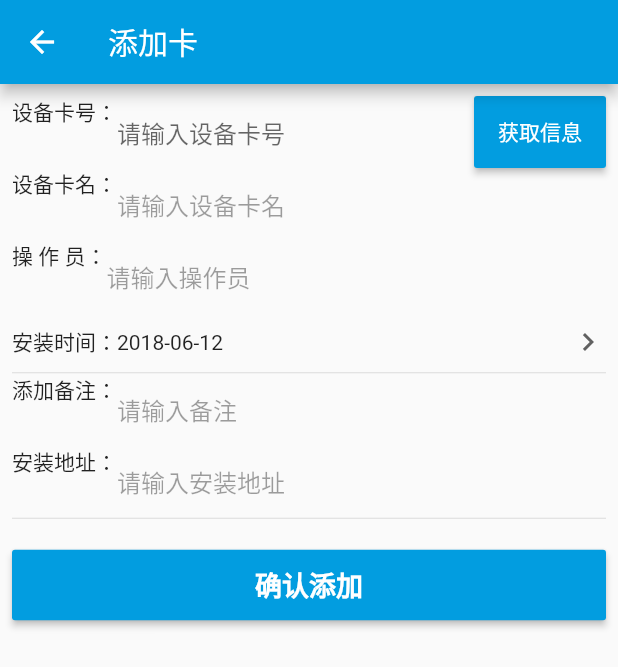
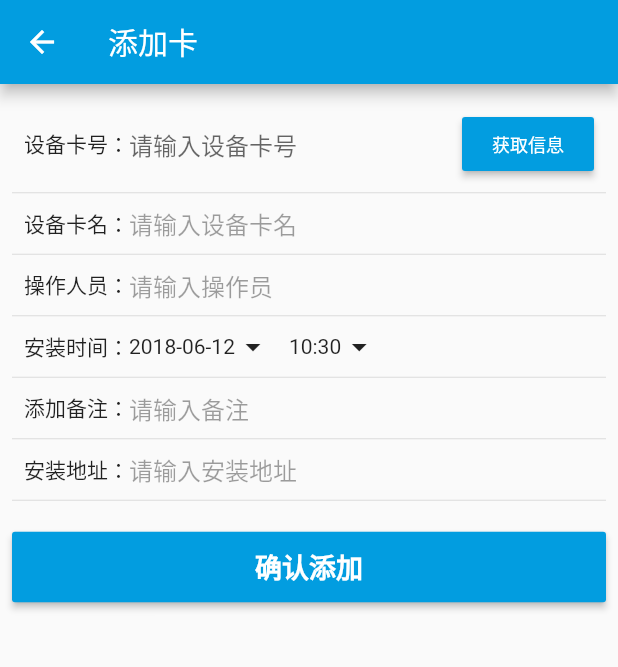
Before and after one commit to asmh1989/flutter_message, a Flutter app: the CardEdit screen opened directly, on a phone screen of 412 x 824 dp. Shown: the top 667 px of the screen. Run offline on Flutter 3.47's test engine with Material 2 defaults, Android fonts, the phone set to English and light mode, and no system bars; our stand-ins replace fluttertoast, shared_preferences, sqflite; accounts and stored records are empty.

Commit message:
卡号界面修改

```diff
--- a/lib/main.dart
+++ b/lib/main.dart
@@ -11,10 +11,10 @@ import 'utils/cache.dart';
 import 'utils/style.dart';
 import 'utils/db.dart';
 import 'utils/func.dart';
-import 'utils/network.dart';
+//import 'utils/network.dart';
 
 void main() {
-    NetWork.isDebug = true;
+//    NetWork.isDebug = true;
 
   runApp(new MyApp());
 }
--- a/lib/model/cardInfo.dart
+++ b/lib/model/cardInfo.dart
@@ -33,13 +33,17 @@ class CardInfo{
   }
 
   factory CardInfo.fromJson(Map<String, dynamic> json) {
+    int time = json['Insdt'] as int;
+    if(time == 0){
+      time = (new DateTime.now().millisecondsSinceEpoch ~/ 1000).toInt();
+    }
     return new CardInfo(
       no: json['No'] as String,
       sid: json['Sid'] as int,
       nnm: json['Nnm'] as String,
       addr: json['Addr'] as String,
       opnm: json['Opnm'] as String,
-      insdt: json['Insdt'] as int,
+      insdt: time,
       unm: json['Unm'] as String,
       re: json['Re'] as String,
       coord: json['Coord'] as Map<String, dynamic>
--- a/lib/pages/cardEdit.dart
+++ b/lib/pages/cardEdit.dart
@@ -49,7 +49,13 @@ class CardEditState extends State<CardEdit> {
       });
     }
 
-    return new TextFormField(
+    return new Container(
+        padding: EdgeInsets.all(8.0),
+        child:new Row(
+          mainAxisSize: MainAxisSize.max,
+          children: <Widget>[
+            Text(preText),
+            Expanded(child: new TextFormField(
               controller: controller2,
               keyboardType: type ?? TextInputType.text,
               onSaved: onSave,
@@ -57,12 +63,13 @@ class CardEditState extends State<CardEdit> {
               obscureText: obscureText ?? false,
               style: enable == false ? new TextStyle(color: Colors.grey) : null,
               enabled: enable,
-      decoration: new InputDecoration(
-          prefixIcon: new Text(preText),
-          hintText: hintText,
-          border: new UnderlineInputBorder(borderSide: BorderSide.none),
-          suffixIcon: btn),
-    );
+              decoration: new InputDecoration.collapsed(
+                  hintText: hintText),
+            ),),
+
+            btn?? Container()
+          ],
+        ));
   }
 
   Future<http.Response> _post([bool isGet = false, String no]) async {
@@ -210,12 +217,15 @@ class CardEditState extends State<CardEdit> {
                         child: const Text('获取信息',
                             style: const TextStyle(
                               inherit: false,
-                                fontSize: 14.0,
+                              fontSize: 12.0,
                               color: Colors.white,
                               textBaseline: TextBaseline.alphabetic,
                             )),
                         onPressed: this._getCardInfo,
                       )),
+                  new Divider(
+                    height: 1.0,
+                  ),
                   _getMenus(
                     preText: '设备卡名：',
                     hintText: '请输入设备卡名',
@@ -223,16 +233,25 @@ class CardEditState extends State<CardEdit> {
                     onSave: (String value) => _card.nnm = value,
                     enable: _enable,
                   ),
+                  new Divider(
+                    height: 1.0,
+                  ),
                   _getMenus(
-                  preText: '操 作 员：',
+                      preText: '操作人员：',
                       hintText: '请输入操作员',
                       initString: _card.opnm,
                       onSave: (String value) => _card.opnm = value,
                       enable: _enable),
+                  new Divider(
+                    height: 1.0,
+                  ),
+                  Padding(
+                    padding: const EdgeInsets.all(8.0),
+                    child: new Row(
+                      children: <Widget>[
+                        new Text('安装时间：'),
                         new InkWell(
-                onTap: !_enable
-                    ? null
-                    : () {
+                            onTap: !_enable ? null : () {
                               DateTime time = new DateTime.fromMillisecondsSinceEpoch(
                                   _card.insdt * 1000);
                               Func.selectDate(context, time, (DateTime date) {
@@ -242,20 +261,30 @@ class CardEditState extends State<CardEdit> {
                                 });
                               });
                             },
-                child: Padding(
-                  padding: const EdgeInsets.symmetric(vertical: 8.0),
-                  child: new Row(
-                    mainAxisAlignment: MainAxisAlignment.spaceBetween,
+                            child: Row(
                                 children: <Widget>[
-                      new Text('安装时间：'),
-                      Expanded(child: new Text('${Func.getYearMonthDay(_card.insdt * 1000)}')),
-                      new Icon(Icons.navigate_next,
-                          color:
-                              Theme.of(context).brightness == Brightness.light
-                                  ? Colors.grey.shade700
-                                  : Colors.white70),
+                                  new Text('${Func.getYearMonthDay(_card.insdt * 1000)}'),
+                                  Icon(Icons.arrow_drop_down)]
+                            )
+                        ),
+                        new SizedBox(width: 12.0,),
+                        new InkWell(
+                            onTap: !_enable ? null : () {
+                              DateTime time = new DateTime.fromMillisecondsSinceEpoch(
+                                  _card.insdt * 1000);
+                              Func.selectTime(context, TimeOfDay.fromDateTime(time), (TimeOfDay date) {
+                                setState(() {
+                                  _card.insdt =  (new DateTime(time.year, time.month, time.day, date.hour, date.minute).millisecondsSinceEpoch ~/ 1000).toInt();
+                                });
+                              });
+                            },
+                            child:Row(
+                                children: <Widget>[ new Text('${Func.getHourMin(_card.insdt * 1000)}'),
+                                Icon(Icons.arrow_drop_down)
+                                ])
+                        ),
                       ],
-                  ),
+
                     ),
                   ),
                   new Divider(
@@ -267,6 +296,9 @@ class CardEditState extends State<CardEdit> {
                       initString: _card.re,
                       onSave: (String value) => _card.re = value,
                       enable: _enable),
+                  new Divider(
+                    height: 1.0,
+                  ),
                   _getMenus(
                       preText: '安装地址：',
                       hintText: '请输入安装地址',
@@ -279,11 +311,11 @@ class CardEditState extends State<CardEdit> {
                           color: const Color(0xFF029de0),
                           highlightColor: const Color(0xFF029de0),
                           icon: new Icon(Icons.location_on,
-                              size: 12.0, color: Colors.white),
+                              size: 10.0, color: Colors.white),
                           label: const Text('定位当前',
                               style: const TextStyle(
                                 inherit: false,
-                                fontSize: 14.0,
+                                fontSize: 12.0,
                                 color: Colors.white,
                                 textBaseline: TextBaseline.alphabetic,
                               )),
--- a/lib/utils/func.dart
+++ b/lib/utils/func.dart
@@ -78,8 +78,16 @@ class Func {
   /// 标准的unix时间戳 需要扩大1000倍
   static String getYearMonthDay(int mill){
 //    print('getYearMonthDay=$mill');
+    if(mill == 0) mill = new DateTime.now().millisecondsSinceEpoch;
     DateTime time = new DateTime.fromMillisecondsSinceEpoch(mill);
     var formatter = new DateFormat('yyyy-MM-dd');
+    return formatter.format(time);
+  }
+
+  static String getHourMin(int mill){
+    if(mill == 0) mill = new DateTime.now().millisecondsSinceEpoch;
+    DateTime time = new DateTime.fromMillisecondsSinceEpoch(mill);
+    var formatter = new DateFormat('HH:mm');
     return formatter.format(time);
   }
 
@@ -97,10 +105,19 @@ class Func {
     final DateTime picked = await showDatePicker(
         context: context,
         initialDate: selectedDate,
-        firstDate: new DateTime(2015, 8),
+        firstDate: new DateTime(1990, 8),
         lastDate: new DateTime(2201)
     );
     if (picked != null && picked != selectedDate)
+      selectDate(picked);
+  }
+
+  static Future<Null> selectTime(BuildContext context, TimeOfDay time, ValueChanged<TimeOfDay> selectDate) async {
+    final TimeOfDay picked = await showTimePicker(
+        context: context,
+        initialTime:  time
+    );
+    if (picked != null && picked != time)
       selectDate(picked);
   }
 
```
Also changed, not shown: 2 other files. Lines whose indentation alone changed are shown as unchanged.
